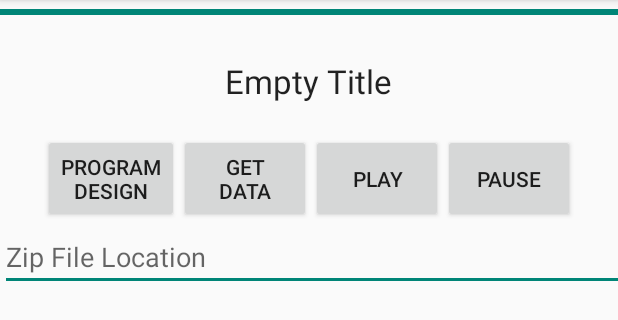
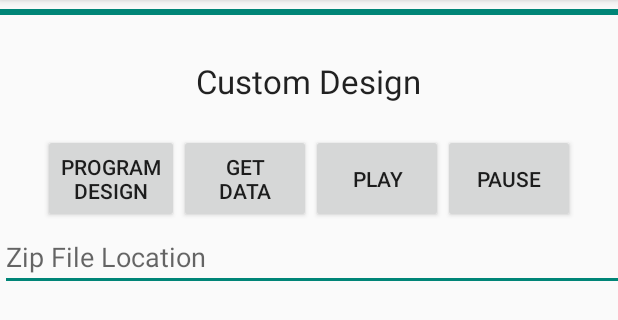
Before and after one commit to skilaru1/WorkingFPAA, an Android app: the fragment OscopeView placed in its activity, after a tap on "PROGRAM DESIGN", on a phone screen of 412 x 824 dp, the part 84-404 px from its top. Run offline under Robolectric (Android 15) with nearby library versions, the phone set to English and light mode, and no system bars; libraries missing offline, so code that uses them is left out: com.jjoe64.graphview; plain views replace GraphView; 7 statements that could not run were skipped.

Commit message:
oscope stuff

```diff
--- a/demo/app/src/main/java/hasler/fpaaapp/utils/Configuration.java
+++ b/demo/app/src/main/java/hasler/fpaaapp/utils/Configuration.java
@@ -1,6 +1,7 @@
 package hasler.fpaaapp.utils;
 
 public class Configuration {
-    public static String DAC_ADC_LOCATION = "https://github.com/codekansas/FpaaApp/blob/master/designs/dac_adc_1.zip?raw=true";
+    //public static String DAC_ADC_LOCATION = "https://github.com/codekansas/FpaaApp/blob/master/designs/dac_adc_1.zip?raw=true";
+    public static String DAC_ADC_LOCATION = "https://github.com/skilaru1/FPAA/blob/master/dac_adc_onchip.zip?raw=true";
     public static String LPF_LOCATION = "https://github.com/codekansas/FpaaApp/blob/master/designs/lpf_meas_1.zip?raw=true";
 }
--- a/demo/app/src/main/java/hasler/fpaaapp/views/OscopeView.java
+++ b/demo/app/src/main/java/hasler/fpaaapp/views/OscopeView.java
@@ -324,7 +324,7 @@ public class OscopeView extends DriverFragment {
         final Button pauseButton = (Button) view.findViewById(R.id.pause_button);
         final TextView graphTitle = (TextView) view.findViewById(R.id.textView2);
         //title wiped, will be set during each button press
-        graphTitle.setText("Empty Title");
+        graphTitle.setText("Custom Design");
         graph = (GraphView) view.findViewById(R.id.graph);
         builder = new AlertDialog.Builder(getContext());
 
@@ -359,9 +359,17 @@ public class OscopeView extends DriverFragment {
                     @TargetApi(Build.VERSION_CODES.KITKAT)
                     @Override
                     public Boolean doInBackground(Void... params) {
+
                         File path = Environment.getExternalStoragePublicDirectory(Environment.DIRECTORY_DOWNLOADS);
-                        File file = new File(path, "dac_adc.zip");
-                        if (!download(file)) return null;
+                        String title = url.substring(url.lastIndexOf("/") + 1, url.lastIndexOf("."));
+                        File file = new File(path, title.concat(".zip"));
+                        //if file of the same name already exists, delete and redownload
+                        if (file.exists()) {
+                            file.delete();
+                        }
+                        if (!download(file)) {
+                            return null;
+                        }
 
                         if (!driver.connect()) return null;
 
@@ -809,15 +817,16 @@ public class OscopeView extends DriverFragment {
         protected boolean download(File file) {
             // Download the file if it doesn't exist
             if (!file.exists()) {
-                String url = Configuration.DAC_ADC_LOCATION;
+//                String url = Configuration.DAC_ADC_LOCATION;
                 DownloadManager.Request request = new DownloadManager.Request(Uri.parse(url));
-                request.setTitle("DAC ADC");
-                request.setDescription("Downloading the DAC ADC programming file");
+                String title = url.substring(url.lastIndexOf("/") + 1, url.lastIndexOf("."));
+                request.setTitle(title);
+                request.setDescription("Downloading the ".concat(title).concat("file"));
 
                 request.allowScanningByMediaScanner();
                 request.setNotificationVisibility(DownloadManager.Request.VISIBILITY_VISIBLE_NOTIFY_COMPLETED);
 
-                request.setDestinationInExternalPublicDir(Environment.DIRECTORY_DOWNLOADS, "dac_adc.zip");
+                request.setDestinationInExternalPublicDir(Environment.DIRECTORY_DOWNLOADS, title.concat(".zip"));
 
                 DownloadManager manager = (DownloadManager) parentContext.getSystemService(Context.DOWNLOAD_SERVICE);
                 manager.enqueue(request);
--- a/demo/build.gradle
+++ b/demo/build.gradle
@@ -6,7 +6,7 @@ buildscript {
         google()
     }
     dependencies {
-        classpath 'com.android.tools.build:gradle:3.2.1'
+        classpath 'com.android.tools.build:gradle:3.3.0'
 
         // NOTE: Do not place your application dependencies here; they belong
         // in the individual module build.gradle files
```
Also changed, not shown: demo/gradle/wrapper/gradle-wrapper.properties, 2 other files.
